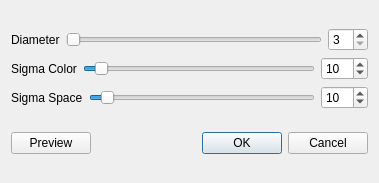
mbobowsk/DarQwin, file bilateraldialog.ui: the form before one commit.
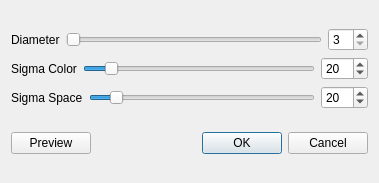
The form after the commit.

```diff
--- a/bilateraldialog.ui
+++ b/bilateraldialog.ui
@@ -73,11 +73,17 @@
        </item>
        <item>
         <widget class="QSlider" name="sigmaCSlider">
+         <property name="minimum">
+          <number>1</number>
+         </property>
          <property name="maximum">
           <number>200</number>
          </property>
+         <property name="value">
+          <number>20</number>
+         </property>
          <property name="sliderPosition">
-          <number>10</number>
+          <number>20</number>
          </property>
          <property name="orientation">
           <enum>Qt::Horizontal</enum>
@@ -86,11 +92,14 @@
        </item>
        <item>
         <widget class="QSpinBox" name="sigmaCSpinBox">
+         <property name="minimum">
+          <number>1</number>
+         </property>
          <property name="maximum">
           <number>200</number>
          </property>
          <property name="value">
-          <number>10</number>
+          <number>20</number>
          </property>
         </widget>
        </item>
@@ -107,11 +116,14 @@
        </item>
        <item>
         <widget class="QSlider" name="sigmaSSlider">
+         <property name="minimum">
+          <number>1</number>
+         </property>
          <property name="maximum">
           <number>200</number>
          </property>
          <property name="value">
-          <number>10</number>
+          <number>20</number>
          </property>
          <property name="orientation">
           <enum>Qt::Horizontal</enum>
@@ -120,11 +132,14 @@
        </item>
        <item>
         <widget class="QSpinBox" name="sigmaSSpinBox">
+         <property name="minimum">
+          <number>1</number>
+         </property>
          <property name="maximum">
           <number>200</number>
          </property>
          <property name="value">
-          <number>10</number>
+          <number>20</number>
          </property>
         </widget>
        </item>
```
